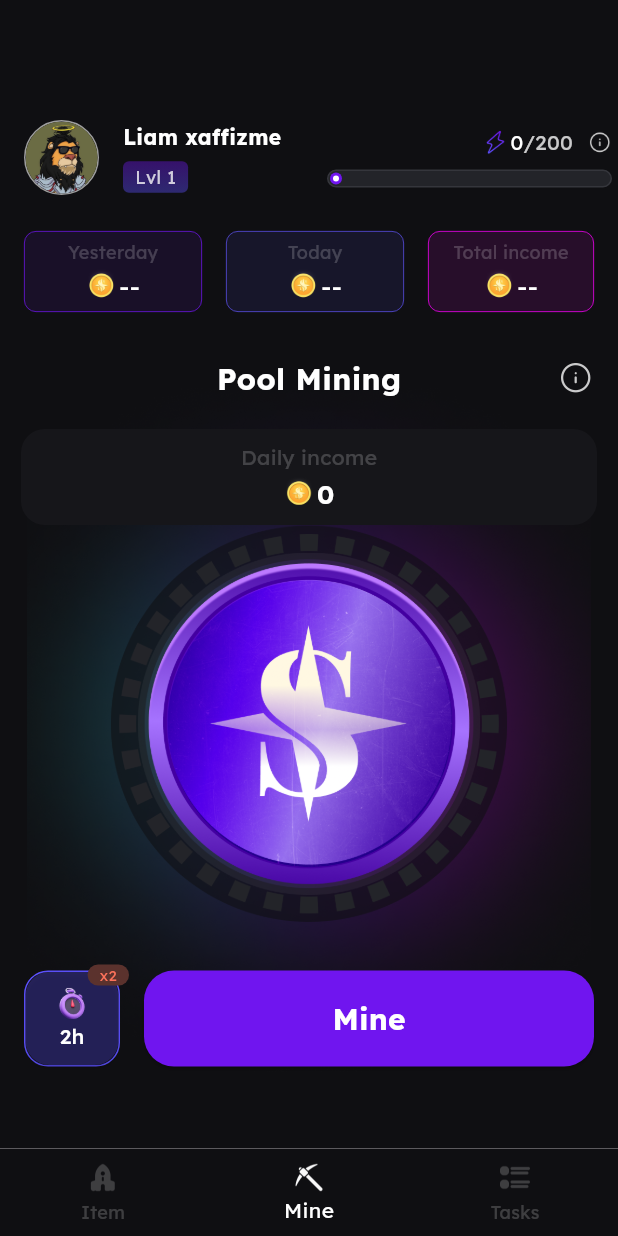
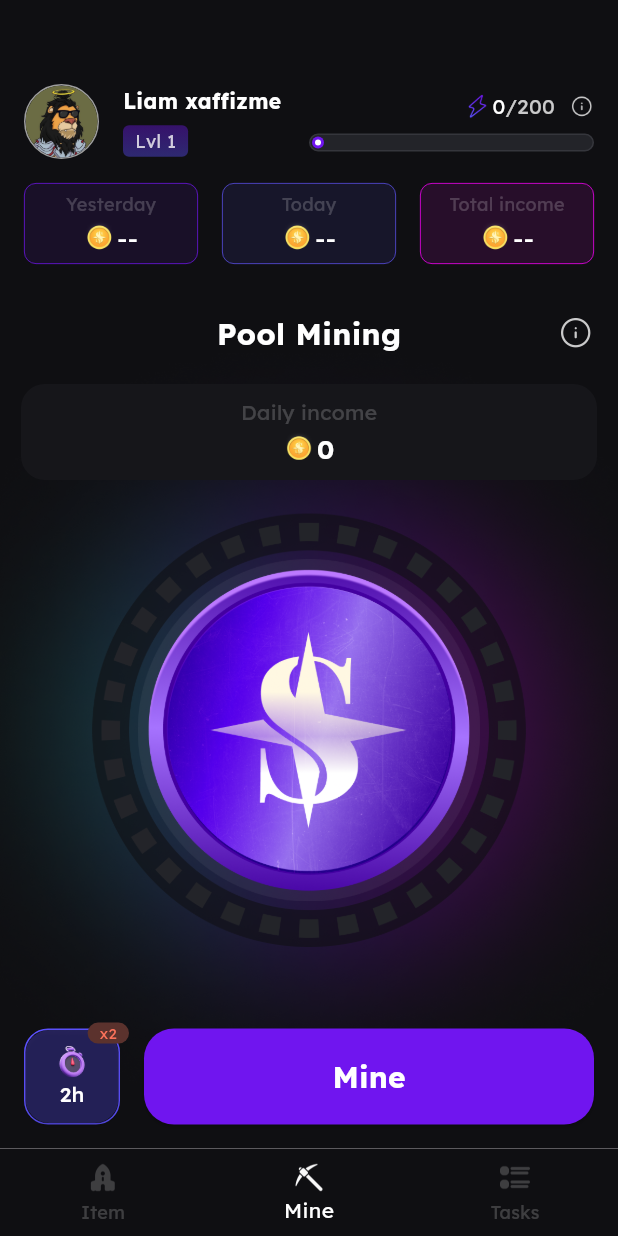
Before and after one commit to grant-chin/flutter_mining, a Flutter app: the screen it shows after launch, on a phone screen of 412 x 824 dp. Run offline on Flutter 3.47's test engine with Material 3 defaults, Android fonts, the phone set to English and light mode, and no system bars; our stand-ins replace animate_do, shared_preferences; missing offline and left inert: shake_animation_widget.

Commit message:
feat: update

```diff
--- /dev/null
+++ b/devtools_options.yaml
@@ -0,0 +1,3 @@
+description: This file stores settings for Dart & Flutter DevTools.
+documentation: https://docs.flutter.dev/tools/devtools/extensions#configure-extension-enablement-states
+extensions:
--- a/lib/pages/mine.dart
+++ b/lib/pages/mine.dart
@@ -2,6 +2,7 @@ import 'dart:async';
 import 'package:flutter/material.dart';
 import 'package:shake_animation_widget/shake_animation_widget.dart';
 import 'package:animate_do/animate_do.dart';
+import 'package:shared_preferences/shared_preferences.dart';
 
 class MinePage extends StatefulWidget {
   const MinePage({super.key});
@@ -11,12 +12,26 @@ class MinePage extends StatefulWidget {
 }
 
 class _MinePageState extends State<MinePage> with SingleTickerProviderStateMixin {
+  final Future<SharedPreferencesWithCache> _prefs =
+      SharedPreferencesWithCache.create(
+        cacheOptions: const SharedPreferencesWithCacheOptions(allowList: <String>{'counter'})
+      );
   int _counter = 0;
   final int _level = 1; // 等级
   final int _exp = 0; // 经验值
   bool isClick = false; // 用于按钮按下缩放效果
   int strokeIndex = -1; // 当前显示圆环进度条下标
   bool _mining = false; // 是否正在mining状态
+
+  // @override
+  // initState() {
+  //   super.initState();
+
+  //   setState(() async {
+  //     final SharedPreferencesWithCache prefs = await _prefs;
+  //     _counter = prefs.getInt('counter') ?? 0;
+  //   });
+  // }
 
   // 显示Level Tips的方法
   _showLevelTips() {
@@ -27,7 +42,7 @@ class _MinePageState extends State<MinePage> with SingleTickerProviderStateMixin
       builder: (_) => Stack(
         children: [
           Positioned(
-            top: 110,
+            top: kToolbarHeight + 28,
             right: 12,
             child: Image.asset('assets/images/mine/level_block.png', width: 226)
           )
@@ -94,12 +109,14 @@ class _MinePageState extends State<MinePage> with SingleTickerProviderStateMixin
   Widget build(BuildContext context) {
     return Container(
       width: MediaQuery.of(context).size.width,
-      padding: const EdgeInsets.fromLTRB(0, kToolbarHeight + 12, 0, 0),
+      padding: const EdgeInsets.fromLTRB(0, kToolbarHeight, 0, 0),
       decoration: BoxDecoration(color: Color(0xff0F0F12)),
       child: Column(
+        mainAxisSize: MainAxisSize.max,
         children: <Widget>[
           Container(
-            padding: const EdgeInsets.fromLTRB(16, 12, 16, 12),
+            // height: 50,
+            padding: const EdgeInsets.symmetric(horizontal: 16),
             child: Row(
               children: <Widget>[
                 InkWell(
@@ -120,9 +137,9 @@ class _MinePageState extends State<MinePage> with SingleTickerProviderStateMixin
                           child: Image.asset('assets/images/avator/lion.jpeg', fit: BoxFit.cover),
                         )
                       ),
-                      Container(
+                      SizedBox(width: 16),
+                      SizedBox(
                         width: 120,
-                        margin: const EdgeInsets.fromLTRB(16, 0, 16, 0),
                         child: Column(
                           crossAxisAlignment: CrossAxisAlignment.start,
                           children: <Widget>[
@@ -210,14 +227,14 @@ class _MinePageState extends State<MinePage> with SingleTickerProviderStateMixin
               ],
             ),
           ),
+          SizedBox(height: 16),
           Container(
-            padding: const EdgeInsets.fromLTRB(16, 12, 16, 12),
+            height: 54,
+            padding: const EdgeInsets.symmetric(horizontal: 16),
             child: Row(
               children: [
                 Expanded(
                   child: Container(
-                    height: 54,
-                    margin: EdgeInsets.only(right: 8),
                     padding: EdgeInsets.all(4),
                     decoration: BoxDecoration(
                       color: Color.fromRGBO(112, 21, 239, 0.1),
@@ -243,10 +260,10 @@ class _MinePageState extends State<MinePage> with SingleTickerProviderStateMixin
                     ),
                   ),
                 ),
+                SizedBox(width: 16),
                 Expanded(
                   child: Container(
                     height: 54,
-                    margin: EdgeInsets.only(left: 8),
                     padding: EdgeInsets.all(4),
                     decoration: BoxDecoration(
                       color: Color.fromRGBO(92, 81, 255, 0.1),
@@ -272,10 +289,10 @@ class _MinePageState extends State<MinePage> with SingleTickerProviderStateMixin
                     ),
                   ),
                 ),
+                SizedBox(width: 16),
                 Expanded(
                   child: Container(
                     height: 54,
-                    margin: EdgeInsets.only(left: 16),
                     padding: EdgeInsets.all(4),
                     decoration: BoxDecoration(
                       color: Color.fromRGBO(255, 0, 255, 0.1),
@@ -304,18 +321,18 @@ class _MinePageState extends State<MinePage> with SingleTickerProviderStateMixin
               ],
             )
           ),
-          Container(
+          SizedBox(height: 16),
+          Expanded(child: Container(
             width: MediaQuery.of(context).size.width,
-            height: MediaQuery.of(context).size.height - 317,
-            padding: EdgeInsets.only(top: 18),
+            padding: EdgeInsets.only(top: 16),
             child: Stack(
-              alignment: Alignment.topCenter , //指定未定位或部分定位widget的对齐方式
+              alignment: Alignment.center , //指定未定位或部分定位widget的对齐方式
               children: <Widget>[
                 Stack(
                   alignment: Alignment.center,
                   children: [
                     Image.asset('assets/images/mine/mine_bg.png'),
-                    Image.asset('assets/images/mine/mine_ring_bg.png', scale: 2.76,),
+                    Image.asset('assets/images/mine/mine_ring_bg.png', scale: 2.76),
                     Positioned(top: 136, child: Opacity(opacity: strokeIndex > 0 ? 1 : 0, child: Image.asset('assets/images/mine/stroke_1.png', scale: 2.8),)),
                     Positioned(top: 137, left: MediaQuery.of(context).size.width / 2 + 20, child: Opacity(
                       opacity: strokeIndex > 1 ? 1 : 0,
@@ -444,7 +461,10 @@ class _MinePageState extends State<MinePage> with SingleTickerProviderStateMixin
                     buildShakeAnimationWidget()
                   ],
                 ),
-                Text('Pool Mining', style: TextStyle(color: Colors.white, fontSize: 20, fontWeight: FontWeight.bold),),
+                Positioned(
+                  top: 0,
+                  child: Text('Pool Mining', style: TextStyle(color: Colors.white, fontSize: 20, fontWeight: FontWeight.bold))
+                ),
                 Positioned(
                   top: 2,
                   right: 16,
@@ -483,7 +503,7 @@ class _MinePageState extends State<MinePage> with SingleTickerProviderStateMixin
                   )
                 ),
                 _mining ? Positioned(
-                  bottom: 106,
+                  bottom: 96,
                   child: SizedBox(
                     width: MediaQuery.of(context).size.width,
                     child: Row(
@@ -646,7 +666,7 @@ class _MinePageState extends State<MinePage> with SingleTickerProviderStateMixin
                 )
               ],
             ),
-          ),
+          ))
         ],
       ),
     );
@@ -677,8 +697,10 @@ class _MinePageState extends State<MinePage> with SingleTickerProviderStateMixin
             isClick = true;
           });
         },
-        onPointerUp: (event) {
-          setState(() {
+        onPointerUp: (event) async {
+          final SharedPreferencesWithCache prefs = await _prefs;
+          final int counter = (prefs.getInt('counter') ?? 0) + 5 * _level;
+          setState(() async {
             isClick = false;
             // //判断抖动动画是否正在执行
             // if (_shakeAnimationController.animationRunging) {
@@ -691,7 +713,8 @@ class _MinePageState extends State<MinePage> with SingleTickerProviderStateMixin
             //   _shakeAnimationController.start(shakeCount: 1);
             // }
             _shakeAnimationController.start();
-            _counter += 5 * _level;
+            await prefs.setInt('counter', counter);
+            _counter = counter;
 
             Overlay.of(context).insert(OverlayEntry(builder: (context) => Positioned(
               top: 426,
```
